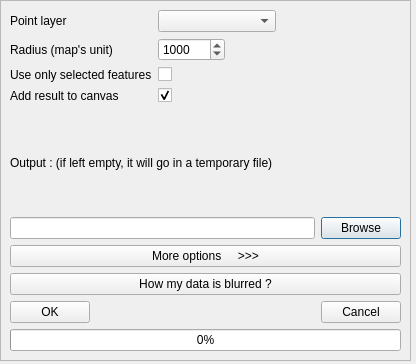
Qt form ui_blurring.ui (Gustry/Blurring) before a commit.
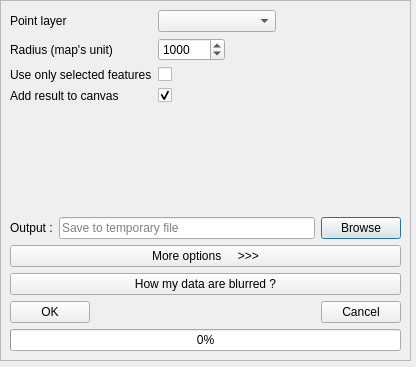
The same form after that commit.

```diff
--- a/ui_blurring.ui
+++ b/ui_blurring.ui
@@ -10,7 +10,7 @@
     <x>0</x>
     <y>0</y>
     <width>416</width>
-    <height>364</height>
+    <height>367</height>
    </rect>
   </property>
   <property name="sizePolicy">
@@ -190,17 +190,30 @@
        </item>
       </layout>
      </item>
-     <item>
-      <widget class="QLabel" name="label_5">
-       <property name="text">
-        <string>Output : (if left empty, it will go in a temporary file)</string>
-       </property>
-      </widget>
-     </item>
      <item>
       <layout class="QHBoxLayout" name="horizontalLayout">
        <item>
-        <widget class="QLineEdit" name="lineEdit_outputFile"/>
+        <widget class="QLabel" name="label_5">
+         <property name="text">
+          <string>Output :</string>
+         </property>
+        </widget>
+       </item>
+       <item>
+        <widget class="QLineEdit" name="lineEdit_outputFile">
+         <property name="enabled">
+          <bool>true</bool>
+         </property>
+         <property name="inputMask">
+          <string/>
+         </property>
+         <property name="text">
+          <string/>
+         </property>
+         <property name="placeholderText">
+          <string>Save to temporary file</string>
+         </property>
+        </widget>
        </item>
        <item>
         <widget class="QPushButton" name="pushButton_browseFolder">
@@ -221,7 +234,7 @@
      <item>
       <widget class="QPushButton" name="pushButton_help">
        <property name="text">
-        <string>How my data is blurred ?</string>
+        <string>How my data are blurred ?</string>
        </property>
       </widget>
      </item>
```
Left out of the diff: 26 changed lines with no effect on the pictures.
